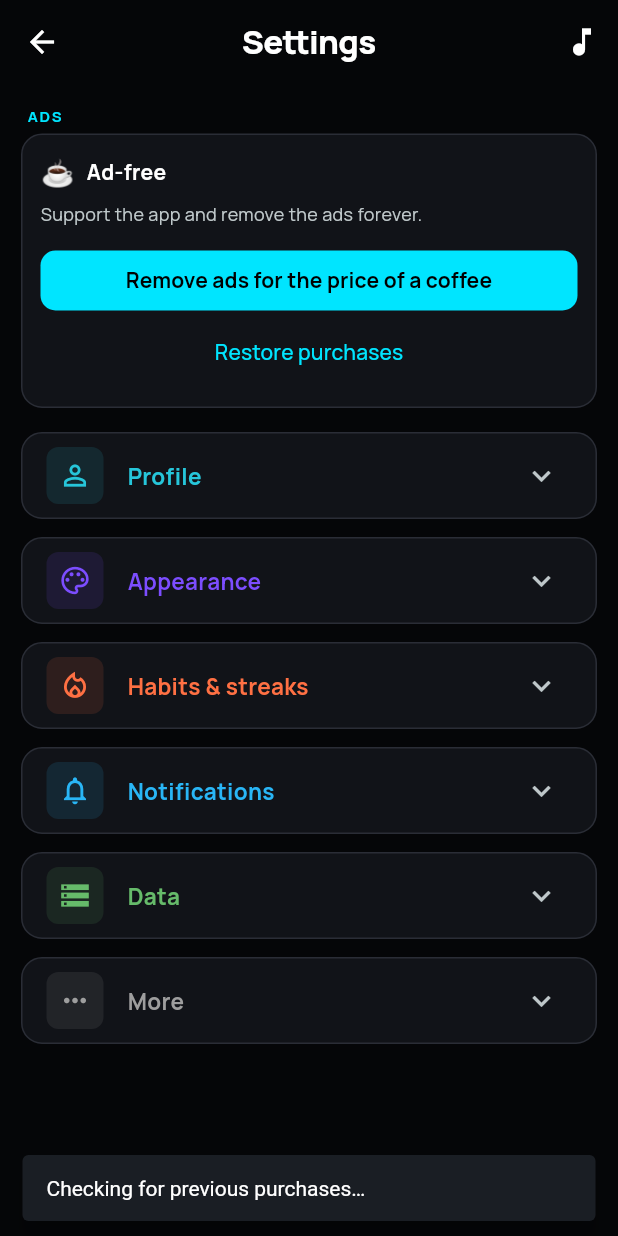
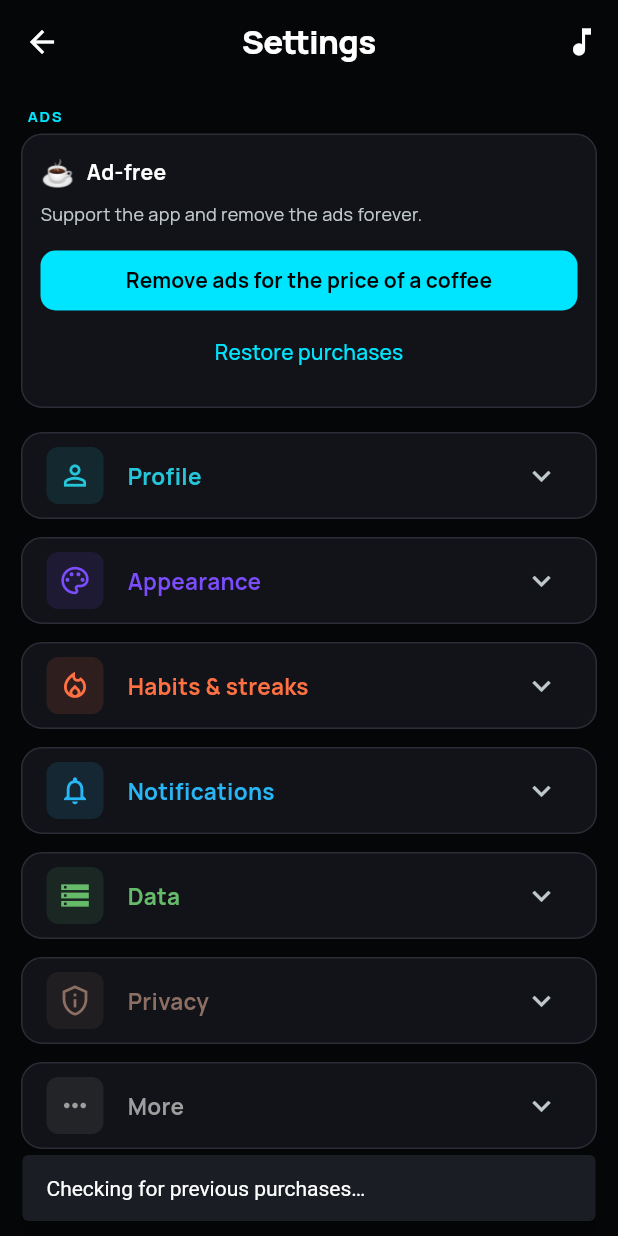
Before and after one commit to ivoexp1969/habits, a Flutter app: the SettingsScreen screen opened directly, after a tap on "Restore purchases", on a phone screen of 412 x 824 dp. Run offline on Flutter 3.47's test engine with Material 3 defaults, Android fonts, the phone set to English and light mode, and no system bars; our stand-ins replace audioplayers, cloud_firestore, confetti, file_picker, firebase_analytics, firebase_auth and 12 more; missing offline and left inert: android_alarm_manager_plus, home_widget, installed_apps; accounts and stored records are empty; network calls fail.

Commit message:
feat(analytics): privacy-first Firebase Analytics + opt-out toggle
Add firebase_analytics (11.6.0) for aggregate, non-PII product analytics.

Events (counts/bools/enums only — never habit names, notes or identity):
app_open (auto), habit_created (is_atomic/habit_count/source),
habit_checked (is_atomic/streak_days/became_complete),
streak_card_shown (streak_days),
streak_card_shared (streak_days/share_target),
atomic_section_opened.

Privacy posture:
- AnalyticsService inits after the first frame (off the startup critical path).
- Consent denied-by-default for all ad signals (ad_storage, ad_user_data,
  ad_personalization) via AndroidManifest/Info.plist google_analytics_default_*
  flags AND re-asserted at runtime via setConsent; only analytics_storage is
  granted. Advertising ID disabled on Android; iOS pod built
  WithoutAdIdSupport ($FirebaseAnalyticsWithoutAdIdSupport in Podfile) so no
  ATT prompt is required.
- No UMP in the app, so a "Анонимна статистика" toggle (Settings → Поверителност,
  ON by default) is the analytics-storage consent control: flipping it applies
  live (collection + analytics_storage) and persists. New l10n keys for bg/en/nl.

Verified: analyze clean (2 intentional), Android debug build + DebugView on
device shows events uploading (204) with ad signals denied + non_personalized_ads=1.

Co-Authored-By: Claude Opus 4.8 <noreply@anthropic.com>

```diff
--- a/lib/l10n/app_bg.arb
+++ b/lib/l10n/app_bg.arb
@@ -715,5 +715,8 @@
   "widgetMsgPartial": "Още малко днес!",
   "widgetMsgDone": "Машина. 💪",
   "whatsNewCirclesTitle": "Нов изглед „Кръгове“",
-  "whatsNewCirclesBody": "Навиците като цветни кръгове, които се запълват. Докосни кръг за +1, задръж за опции (и връщане −1). Двойният пръстен значи атомен навик. Включи го от Настройки → Външен вид → Изглед."
+  "whatsNewCirclesBody": "Навиците като цветни кръгове, които се запълват. Докосни кръг за +1, задръж за опции (и връщане −1). Двойният пръстен значи атомен навик. Включи го от Настройки → Външен вид → Изглед.",
+  "groupPrivacy": "Поверителност",
+  "analyticsToggle": "Анонимна статистика",
+  "analyticsToggleSub": "Помага ни да подобряваме приложението с напълно анонимни данни за употреба. Не събираме имена на навици, бележки или самоличност. Можеш да изключиш по всяко време."
 }
--- a/lib/l10n/app_en.arb
+++ b/lib/l10n/app_en.arb
@@ -609,5 +609,8 @@
   "widgetMsgPartial": "Almost there today!",
   "widgetMsgDone": "Beast mode. 💪",
   "whatsNewCirclesTitle": "New ‘Circles’ view",
-  "whatsNewCirclesBody": "Habits as colourful circles that fill up. Tap a circle for +1, hold for options (and −1). A double ring means an atomic habit. Turn it on in Settings → Appearance → View."
+  "whatsNewCirclesBody": "Habits as colourful circles that fill up. Tap a circle for +1, hold for options (and −1). A double ring means an atomic habit. Turn it on in Settings → Appearance → View.",
+  "groupPrivacy": "Privacy",
+  "analyticsToggle": "Anonymous statistics",
+  "analyticsToggleSub": "Helps us improve the app with fully anonymous usage data. No habit names, notes or identity are collected. You can turn it off at any time."
 }
--- a/lib/l10n/app_localizations.dart
+++ b/lib/l10n/app_localizations.dart
@@ -3153,6 +3153,24 @@ abstract class AppLocalizations {
   /// In bg, this message translates to:
   /// **'Навиците като цветни кръгове, които се запълват. Докосни кръг за +1, задръж за опции (и връщане −1). Двойният пръстен значи атомен навик. Включи го от Настройки → Външен вид → Изглед.'**
   String get whatsNewCirclesBody;
+
+  /// No description provided for @groupPrivacy.
+  ///
+  /// In bg, this message translates to:
+  /// **'Поверителност'**
+  String get groupPrivacy;
+
+  /// No description provided for @analyticsToggle.
+  ///
+  /// In bg, this message translates to:
+  /// **'Анонимна статистика'**
+  String get analyticsToggle;
+
+  /// No description provided for @analyticsToggleSub.
+  ///
+  /// In bg, this message translates to:
+  /// **'Помага ни да подобряваме приложението с напълно анонимни данни за употреба. Не събираме имена на навици, бележки или самоличност. Можеш да изключиш по всяко време.'**
+  String get analyticsToggleSub;
 }
 
 class _AppLocalizationsDelegate
--- a/lib/l10n/app_nl.arb
+++ b/lib/l10n/app_nl.arb
@@ -523,5 +523,8 @@
   "widgetMsgPartial": "Nog even vandaag!",
   "widgetMsgDone": "Beest. 💪",
   "whatsNewCirclesTitle": "Nieuwe weergave ‘Cirkels’",
-  "whatsNewCirclesBody": "Gewoontes als kleurrijke cirkels die vollopen. Tik op een cirkel voor +1, houd vast voor opties (en −1). Een dubbele ring betekent een atomische gewoonte. Zet het aan via Instellingen → Weergave → Weergave."
+  "whatsNewCirclesBody": "Gewoontes als kleurrijke cirkels die vollopen. Tik op een cirkel voor +1, houd vast voor opties (en −1). Een dubbele ring betekent een atomische gewoonte. Zet het aan via Instellingen → Weergave → Weergave.",
+  "groupPrivacy": "Privacy",
+  "analyticsToggle": "Anonieme statistieken",
+  "analyticsToggleSub": "Helpt ons de app te verbeteren met volledig anonieme gebruiksgegevens. We verzamelen geen namen van gewoontes, notities of identiteit. Je kunt dit op elk moment uitzetten."
 }
--- a/lib/main.dart
+++ b/lib/main.dart
@@ -17,6 +17,7 @@ import 'screens/home_screen.dart';
 import 'screens/onboarding_screen.dart';
 import 'screens/settings_screen.dart';
 import 'screens/stats_screen.dart';
+import 'services/analytics_service.dart';
 import 'services/auth_service.dart';
 import 'services/cloud_sync_service.dart';
 import 'services/habit_service.dart';
@@ -429,6 +430,9 @@ class _RootNavigationState extends State<RootNavigation>
           adsInitializedNotifier.value = true;
           unawaited(PurchaseService.instance.initIap());
         }(),
+      // Privacy-first analytics: init off the critical path. app_open is then
+      // collected automatically by the SDK; ad signals stay denied by default.
+      AnalyticsService.instance.init(),
       // Reads the ad-free flag → toggles the banner's visibility. Cheap (~60ms);
       // the banner just starts hidden and appears if ads apply.
       PurchaseService.instance.init(),
--- a/lib/screens/settings_screen.dart
+++ b/lib/screens/settings_screen.dart
@@ -8,6 +8,7 @@ import 'package:package_info_plus/package_info_plus.dart';
 import 'package:shared_preferences/shared_preferences.dart';
 
 import '../l10n/app_localizations.dart';
+import '../services/analytics_service.dart';
 import '../services/auth_service.dart';
 import '../services/backup_service.dart';
 import '../services/cloud_sync_service.dart';
@@ -33,6 +34,7 @@ class _SettingsScreenState extends State<SettingsScreen> {
   bool _smartEnabled = true;
   bool _smartSilent = false;
   bool _streakGrace = true;
+  bool _analyticsEnabled = true;
   TimeOfDay _dailyTime = const TimeOfDay(hour: 20, minute: 0);
   bool _isAdFree = false;
   // Real app version, read from the platform so it never goes stale.
@@ -82,12 +84,16 @@ class _SettingsScreenState extends State<SettingsScreen> {
       } catch (_) {}
     }
 
+    final analyticsOn = await AnalyticsService.instance.isEnabled();
+
+    if (!mounted) return;
     setState(() {
       _displayName = name;
       _notificationsEnabled = notif;
       _smartEnabled = smart;
       _smartSilent = silent;
       _streakGrace = grace;
+      _analyticsEnabled = analyticsOn;
       _dailyTime = time;
       _nameCtrl.text = name;
       _isAdFree = PurchaseService.instance.isAdFree;
@@ -255,6 +261,12 @@ class _SettingsScreenState extends State<SettingsScreen> {
             icon: Icons.storage_outlined,
             color: const Color(0xFF66BB6A),
             children: [_dataSection()],
+          ),
+          SettingsGroup(
+            title: l10n.groupPrivacy,
+            icon: Icons.privacy_tip_outlined,
+            color: const Color(0xFF8D6E63),
+            children: [_privacySection()],
           ),
           SettingsGroup(
             title: l10n.groupMore,
@@ -972,6 +984,25 @@ class _SettingsScreenState extends State<SettingsScreen> {
     );
   }
 
+  // ── Privacy ──────────────────────────────────────────────────────
+  // No UMP/consent dialog exists in the app, so this toggle IS the
+  // analytics-storage consent control (ON by default). Flipping it applies
+  // live via AnalyticsService (collection + analytics_storage consent);
+  // ad signals stay denied regardless.
+  Widget _privacySection() {
+    final l10n = AppLocalizations.of(context);
+    return SwitchListTile.adaptive(
+      contentPadding: EdgeInsets.zero,
+      value: _analyticsEnabled,
+      onChanged: (v) {
+        setState(() => _analyticsEnabled = v);
+        AnalyticsService.instance.setEnabled(v);
+      },
+      title: Text(l10n.analyticsToggle),
+      subtitle: Text(l10n.analyticsToggleSub),
+    );
+  }
+
   // ── Info ─────────────────────────────────────────────────────────
   Widget _infoSection() {
     final scheme = Theme.of(context).colorScheme;
--- a/lib/widgets/streak_share.dart
+++ b/lib/widgets/streak_share.dart
@@ -8,6 +8,7 @@ import 'package:path_provider/path_provider.dart';
 import 'package:share_plus/share_plus.dart';
 
 import '../l10n/app_localizations.dart';
+import '../services/analytics_service.dart';
 
 /// Кръгли серии, при които предлагаме споделяне: 7, 14, 21, 30, 50, 66, 100,
 /// после на всеки 50 дни (150, 200, ...).
@@ -234,6 +235,7 @@ Future<void> showStreakSharePreview(
   required int streak,
   String? habitName,
 }) async {
+  AnalyticsService.instance.streakCardShown(streakDays: streak);
   await showModalBottomSheet<void>(
     context: context,
     isScrollControlled: true,
@@ -286,6 +288,8 @@ class _StreakSharePreviewState extends State<_StreakSharePreview> {
         text: text,
         sharePositionOrigin: origin,
       );
+      AnalyticsService.instance
+          .streakCardShared(streakDays: widget.streak, shareTarget: 'image');
     } catch (e) {
       debugPrint('streak share failed: $e');
       messenger.showSnackBar(SnackBar(content: Text('$e')));
@@ -361,6 +365,8 @@ class _StreakSharePreviewState extends State<_StreakSharePreview> {
     final l10n = AppLocalizations.of(context);
     final messenger = ScaffoldMessenger.of(context);
     await Clipboard.setData(const ClipboardData(text: _shareUrl));
+    AnalyticsService.instance
+        .streakCardShared(streakDays: widget.streak, shareTarget: 'copy_link');
     if (!mounted) return;
     messenger.showSnackBar(SnackBar(content: Text(l10n.streakLinkCopied)));
   }
--- a/pubspec.yaml
+++ b/pubspec.yaml
@@ -30,6 +30,10 @@ dependencies:
   firebase_core: ^3.13.0
   firebase_auth: ^5.5.0
   cloud_firestore: ^5.6.0
+  # Privacy-first product analytics (aggregate only, no PII; ad signals denied by
+  # default — see AnalyticsService). iOS pod is built WithoutAdIdSupport (no IDFA)
+  # via $FirebaseAnalyticsWithoutAdIdSupport in ios/Podfile → no ATT prompt.
+  firebase_analytics: ^11.4.0
   google_sign_in: ^6.2.1
   sign_in_with_apple: ^6.1.3
   package_info_plus: ^8.0.0
```
Also changed, not shown: lib/l10n/app_localizations_bg.dart (+10 -0 lines), lib/l10n/app_localizations_en.dart (+10 -0 lines), lib/l10n/app_localizations_nl.dart (+10 -0 lines), lib/screens/home_screen.dart (+29 -2 lines), lib/services/analytics_service.dart (added, +142 -0 lines), pubspec.lock, 4 other files.
